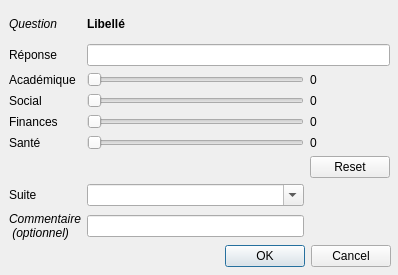
Before: the Qt Designer form AnswersDialogGUI.ui in emiledecosterd/CardGeneratorUI, drawn with Qt 5.
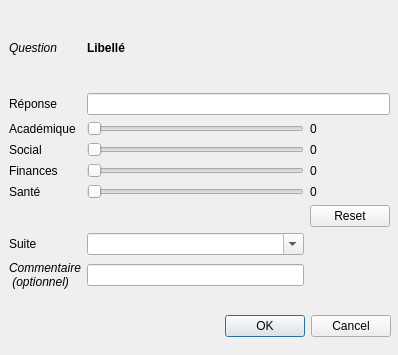
After: the same form once the commit is applied.

```diff
--- a/AnswersDialogGUI.ui
+++ b/AnswersDialogGUI.ui
@@ -7,7 +7,7 @@
     <x>0</x>
     <y>0</y>
     <width>398</width>
-    <height>275</height>
+    <height>355</height>
    </rect>
   </property>
   <property name="windowTitle">
@@ -17,7 +17,7 @@
    <property name="geometry">
     <rect>
      <x>210</x>
-     <y>240</y>
+     <y>310</y>
      <width>181</width>
      <height>32</height>
     </rect>
@@ -35,7 +35,7 @@
      <x>9</x>
      <y>9</y>
      <width>381</width>
-     <height>231</height>
+     <height>280</height>
     </rect>
    </property>
    <layout class="QGridLayout" name="gridLayout">
```
